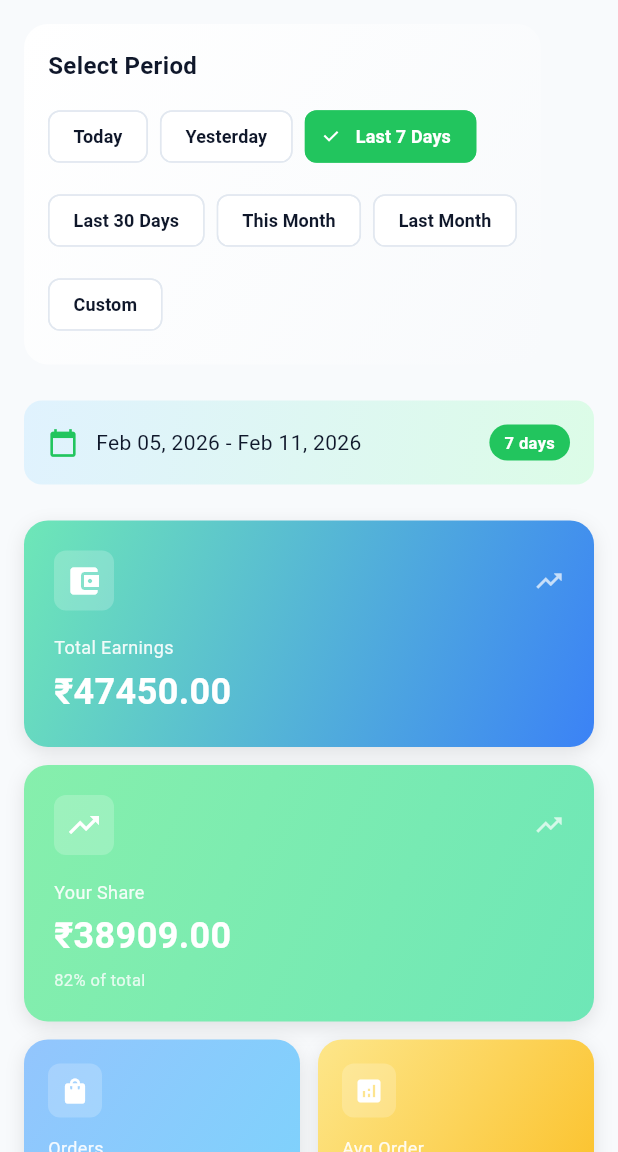
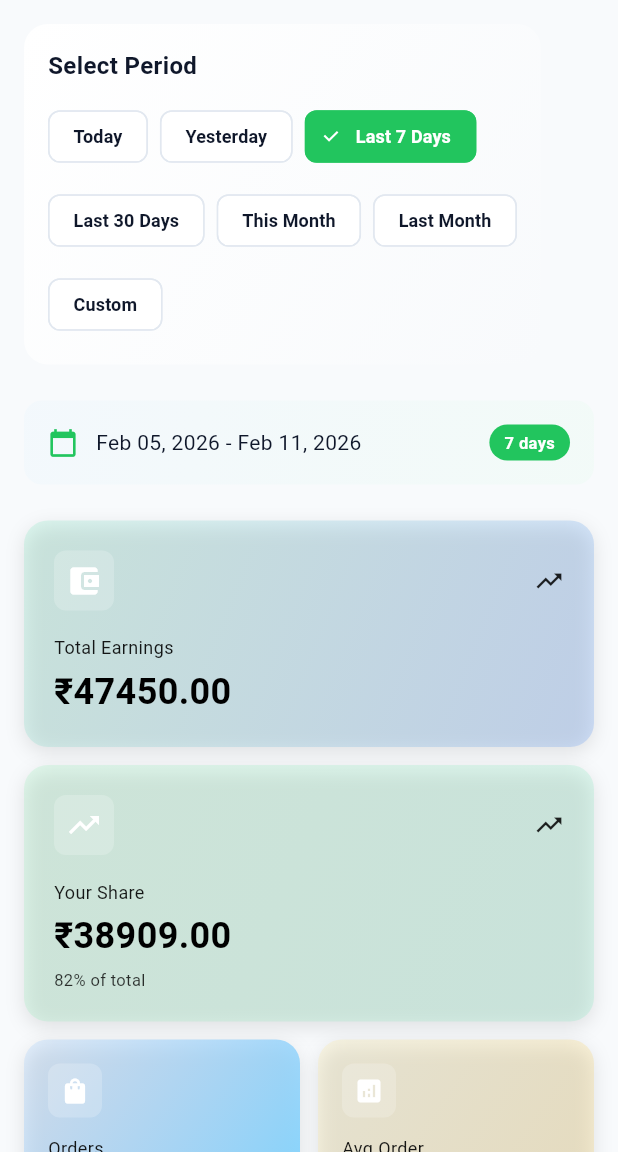
Before and after one commit to Dev-Ayan-Dasgupta/flutter_althea_pharmacy, a Flutter app: the AnalyticsScreen screen opened by its route, on a phone screen of 412 x 824 dp, the part 84-1236 px from its top. Run offline on Flutter 3.47's test engine with Material 3 defaults, Android fonts, the phone set to English and light mode, and no system bars; our stand-ins replace dartz, fl_chart, flutter_riverpod, freezed_annotation, go_router, google_fonts and 9 more; missing offline and left inert: universal_html; accounts and stored records are empty; generated files the repository leaves out were written again; Roboto replaces fonts that are missing (Baloo Bhaijaan 2).

Commit message:
minor fixes of colors and gradients

```diff
--- a/lib/core/theme/app_colors.dart
+++ b/lib/core/theme/app_colors.dart
@@ -8,24 +8,30 @@ class AppColors {
   static const Color primaryDark = Color(0xFF22C55E);
   static const Color primaryGlow = Color(0xFF86EFAC);
 
-  static const LinearGradient primaryGradient = LinearGradient(
-    colors: [Color(0xFF6EE7B7), Color(0xFF3B82F6)], // Mint to soft blue
+  static LinearGradient primaryGradient = LinearGradient(
+    colors: [
+      Color(0xFF6EE7B7).withValues(alpha: 0.2),
+      Color(0xFF3B82F6).withValues(alpha: 0.2),
+    ], // Mint to soft blue
     begin: Alignment.topLeft,
     end: Alignment.bottomRight,
   );
 
   // Subtle variant for cards
-  static const LinearGradient primaryGradientSubtle = LinearGradient(
+  static LinearGradient primaryGradientSubtle = LinearGradient(
     colors: [
-      Color(0xFFE0F2FE),
-      Color(0xFFDCFCE7),
+      Color(0xFFE0F2FE).withValues(alpha: 0.2),
+      Color(0xFFDCFCE7).withValues(alpha: 0.2),
     ], // Very light blue to light green
     begin: Alignment.topLeft,
     end: Alignment.bottomRight,
   );
 
-  static const LinearGradient primaryGradientSubtleDark = LinearGradient(
-    colors: [Color(0xFF1E3A5F), Color(0xFF1E4D3F)], // Dark blue to dark green
+  static LinearGradient primaryGradientSubtleDark = LinearGradient(
+    colors: [
+      Color(0xFF1E3A5F).withValues(alpha: 0.2),
+      Color(0xFF1E4D3F).withValues(alpha: 0.2),
+    ], // Dark blue to dark green
     begin: Alignment.topLeft,
     end: Alignment.bottomRight,
   );
@@ -34,14 +40,20 @@ class AppColors {
   static const Color accentLight = Color(0xFF60A5FA); // Softer blue
   static const Color accentDark = Color(0xFF3B82F6);
 
-  static const LinearGradient accentGradient = LinearGradient(
-    colors: [Color(0xFF93C5FD), Color(0xFF7DD3FC)], // Light blue to sky
+  static LinearGradient accentGradient = LinearGradient(
+    colors: [
+      Color(0xFF93C5FD).withValues(alpha: 0.2),
+      Color(0xFF7DD3FC)..withValues(alpha: 0.2),
+    ], // Light blue to sky
     begin: Alignment.topLeft,
     end: Alignment.bottomRight,
   );
 
-  static const LinearGradient accentGradientSubtle = LinearGradient(
-    colors: [Color(0xFFDCEEFF), Color(0xFFE0F2FE)], // Very light blue shades
+  static LinearGradient accentGradientSubtle = LinearGradient(
+    colors: [
+      Color(0xFFDCEEFF).withValues(alpha: 0.2),
+      Color(0xFFE0F2FE).withValues(alpha: 0.2),
+    ], // Very light blue shades
     begin: Alignment.topLeft,
     end: Alignment.bottomRight,
   );
@@ -50,8 +62,11 @@ class AppColors {
   static const Color success = Color(0xFF22C55E);
   static const Color successLight = Color(0xFFBBF7D0);
 
-  static const LinearGradient successGradient = LinearGradient(
-    colors: [Color(0xFF86EFAC), Color(0xFF6EE7B7)],
+  static LinearGradient successGradient = LinearGradient(
+    colors: [
+      Color(0xFF86EFAC).withValues(alpha: 0.2),
+      Color(0xFF6EE7B7).withValues(alpha: 0.2),
+    ],
     begin: Alignment.topLeft,
     end: Alignment.bottomRight,
   );
@@ -59,8 +74,11 @@ class AppColors {
   static const Color warning = Color(0xFFFBBF24);
   static const Color warningDark = Color(0xFFF59E0B);
 
-  static const LinearGradient warningGradient = LinearGradient(
-    colors: [Color(0xFFFDE68A), Color(0xFFFBBF24)],
+  static LinearGradient warningGradient = LinearGradient(
+    colors: [
+      Color(0xFFFDE68A).withValues(alpha: 0.2),
+      Color(0xFFFBBF24).withValues(alpha: 0.2),
+    ],
     begin: Alignment.topLeft,
     end: Alignment.bottomRight,
   );
@@ -68,8 +86,11 @@ class AppColors {
   static const Color error = Color(0xFFEF4444);
   static const Color errorDark = Color(0xFFDC2626);
 
-  static const LinearGradient errorGradient = LinearGradient(
-    colors: [Color(0xFFFCA5A5), Color(0xFFEF4444)],
+  static LinearGradient errorGradient = LinearGradient(
+    colors: [
+      Color(0xFFFCA5A5).withValues(alpha: 0.2),
+      Color(0xFFEF4444).withValues(alpha: 0.2),
+    ],
     begin: Alignment.topLeft,
     end: Alignment.bottomRight,
   );
@@ -81,8 +102,11 @@ class AppColors {
   static const Color amber = Color(0xFFFBBF24);
   static const Color amberDark = Color(0xFFF59E0B);
 
-  static const LinearGradient amberGradient = LinearGradient(
-    colors: [Color(0xFFFDE68A), Color(0xFFFBBF24)],
+  static LinearGradient amberGradient = LinearGradient(
+    colors: [
+      Color(0xFFFDE68A).withValues(alpha: 0.2),
+      Color(0xFFFBBF24).withValues(alpha: 0.2),
+    ],
     begin: Alignment.topLeft,
     end: Alignment.bottomRight,
   );
--- a/lib/features/analytics/presentation/screens/analytics_screen.dart
+++ b/lib/features/analytics/presentation/screens/analytics_screen.dart
@@ -215,10 +215,14 @@ class _AnalyticsScreenState extends ConsumerState<AnalyticsScreen> {
   Widget _buildDateRangeDisplay(AnalyticsEntity analytics, bool isDark) {
     final formatter = DateFormat('MMM dd, yyyy');
 
+    final isDark = Theme.of(context).brightness == Brightness.dark;
+
     return Container(
       padding: const EdgeInsets.all(16),
       decoration: BoxDecoration(
-        gradient: AppColors.primaryGradientSubtle,
+        gradient: isDark
+            ? AppColors.primaryGradientSubtleDark
+            : AppColors.primaryGradientSubtle,
         borderRadius: BorderRadius.circular(12),
       ),
       child: Row(
--- a/lib/features/analytics/presentation/widgets/stats_card.dart
+++ b/lib/features/analytics/presentation/widgets/stats_card.dart
@@ -21,6 +21,7 @@ class StatsCard extends StatelessWidget {
 
   @override
   Widget build(BuildContext context) {
+    final isDark = Theme.of(context).brightness == Brightness.dark;
     return Container(
       padding: EdgeInsets.all(isCompact ? 16 : 20),
       decoration: BoxDecoration(
@@ -53,24 +54,24 @@ class StatsCard extends StatelessWidget {
               ),
               if (!isCompact) ...[
                 const Spacer(),
-                Icon(
-                  Icons.trending_up,
-                  color: Colors.white.withValues(alpha: 0.7),
-                  size: 20,
-                ),
+                Icon(Icons.trending_up, size: 20),
               ],
             ],
           ),
           SizedBox(height: isCompact ? 12 : 16),
           Text(
             title,
-            style: AppTypography.bodySmall(Colors.white.withValues(alpha: 0.9)),
+            style: AppTypography.bodySmall(
+              isDark
+                  ? Colors.white.withValues(alpha: 0.9)
+                  : Colors.black.withValues(alpha: 0.9),
+            ),
           ),
           const SizedBox(height: 4),
           Text(
             value,
             style: TextStyle(
-              color: Colors.white,
+              color: isDark ? Colors.white : Colors.black,
               fontSize: isCompact ? 20 : 24,
               fontWeight: FontWeight.bold,
             ),
@@ -79,7 +80,11 @@ class StatsCard extends StatelessWidget {
             const SizedBox(height: 4),
             Text(
               subtitle!,
-              style: AppTypography.caption(Colors.white.withValues(alpha: 0.8)),
+              style: AppTypography.caption(
+                isDark
+                    ? Colors.white.withValues(alpha: 0.8)
+                    : Colors.black.withValues(alpha: 0.8),
+              ),
             ),
           ],
         ],
--- a/lib/features/auth/presentation/screens/splash_screen.dart
+++ b/lib/features/auth/presentation/screens/splash_screen.dart
@@ -56,7 +56,7 @@ class _SplashScreenState extends ConsumerState<SplashScreen> {
 
     return Scaffold(
       body: Container(
-        decoration: const BoxDecoration(gradient: AppColors.primaryGradient),
+        decoration: BoxDecoration(gradient: AppColors.primaryGradient),
         child: Center(
           child: Column(
             mainAxisAlignment: MainAxisAlignment.center,
--- a/lib/features/inventory/presentation/screens/inventory_screen.dart
+++ b/lib/features/inventory/presentation/screens/inventory_screen.dart
@@ -91,6 +91,7 @@ class _InventoryScreenState extends ConsumerState<InventoryScreen> {
         child: ResponsiveContainer(
           child: Column(
             children: [
+              const SizedBox(height: 16),
               // Stats Cards
               inventoryState.maybeWhen(
                 loaded: (items) => InventoryStatsCards(items: items),
--- a/lib/features/legal/presentation/screens/about_screen.dart
+++ b/lib/features/legal/presentation/screens/about_screen.dart
@@ -1,4 +1,5 @@
 import 'package:flutter/material.dart';
+import 'package:url_launcher/url_launcher.dart';
 import '../../../../core/theme/app_colors.dart';
 import '../../../../core/theme/app_typography.dart';
 import '../../../../core/utils/responsive.dart';
@@ -106,17 +107,25 @@ class AboutScreen extends StatelessWidget {
 
               // Social Links
               _buildInfoCard(context, 'Connect With Us', [
-                _InfoItem(Icons.language, 'www.altheacare.com', isLink: true),
-                _InfoItem(Icons.facebook, 'Facebook', isLink: true),
-                _InfoItem(Icons.info, 'Twitter', isLink: true),
-                _InfoItem(Icons.camera_alt, 'Instagram', isLink: true),
+                _InfoItem(Icons.language, 'altheacare.in', isLink: true),
+                _InfoItem(
+                  Icons.facebook,
+                  'facebook.com/altheacare',
+                  isLink: true,
+                ),
+                _InfoItem(
+                  Icons.camera_alt,
+                  'instagram.com/altheacare_ai/',
+                  isLink: true,
+                ),
+                _InfoItem(Icons.info, 'x.com/althea_care', isLink: true),
               ], isDark),
 
               const SizedBox(height: 24),
 
               // Credits
               Text(
-                'Made with ❤️ in India',
+                'Made with ❤️ in Kolkata',
                 style: AppTypography.bodySmall(
                   isDark
                       ? AppColors.textTertiaryDark
@@ -124,10 +133,8 @@ class AboutScreen extends StatelessWidget {
                 ),
               ),
 
-              const SizedBox(height: 8),
-
               Text(
-                '© 2026 AltheaCare. All rights reserved.',
+                '© 2026 Ayanmit Careworks Private Limited. All rights reserved.',
                 style: AppTypography.caption(
                   isDark
                       ? AppColors.textTertiaryDark
@@ -212,10 +219,10 @@ class AboutScreen extends StatelessWidget {
 
   Future<void> _launchURL(String url) async {
     // This is a placeholder - implement actual URL launching
-    // final uri = Uri.parse(url);
-    // if (await canLaunchUrl(uri)) {
-    //   await launchUrl(uri);
-    // }
+    final uri = Uri.parse(url);
+    if (await canLaunchUrl(uri)) {
+      await launchUrl(uri);
+    }
   }
 }
 
```
